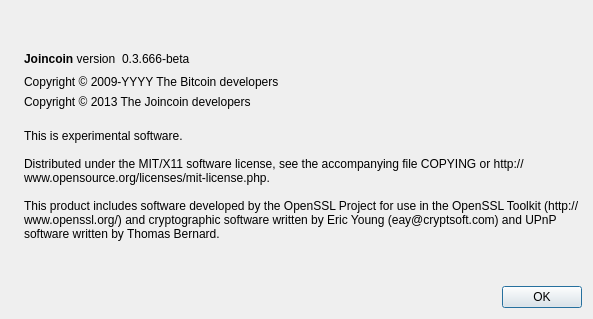
The window that src/qt/forms/aboutdialog.ui (micheldaniel/test) describes before a commit, drawn with Qt 5.
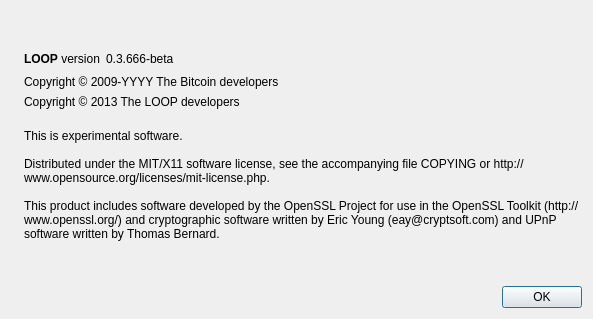
The same window after the commit. Icons and pictures are not drawn.

The edit to the form file:
```diff
--- a/src/qt/forms/aboutdialog.ui
+++ b/src/qt/forms/aboutdialog.ui
@@ -50,7 +50,7 @@
           <cursorShape>IBeamCursor</cursorShape>
          </property>
          <property name="text">
-          <string>&lt;b&gt;Joincoin&lt;/b&gt; version</string>
+          <string>&lt;b&gt;LOOP&lt;/b&gt; version</string>
          </property>
          <property name="textInteractionFlags">
           <set>Qt::LinksAccessibleByMouse|Qt::TextSelectableByKeyboard|Qt::TextSelectableByMouse</set>
@@ -107,7 +107,7 @@
         <cursorShape>IBeamCursor</cursorShape>
        </property>
        <property name="text">
-        <string notr="true">Copyright &amp;copy; 2013 The Joincoin developers</string>
+        <string notr="true">Copyright &amp;copy; 2013 The LOOP developers</string>
        </property>
        <property name="textFormat">
         <enum>Qt::RichText</enum>
```
Left out of the diff: 2 changed lines with no effect on the pictures.
